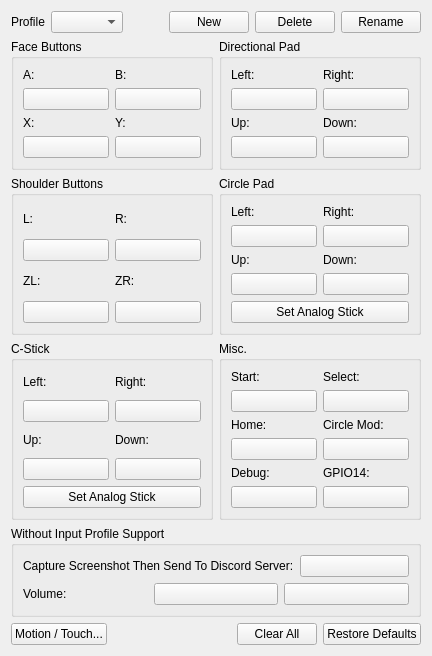
First picture: the form in src/citra_qt/configuration/configure_input.ui, repository tbsp/citra-valentin, before the edit.
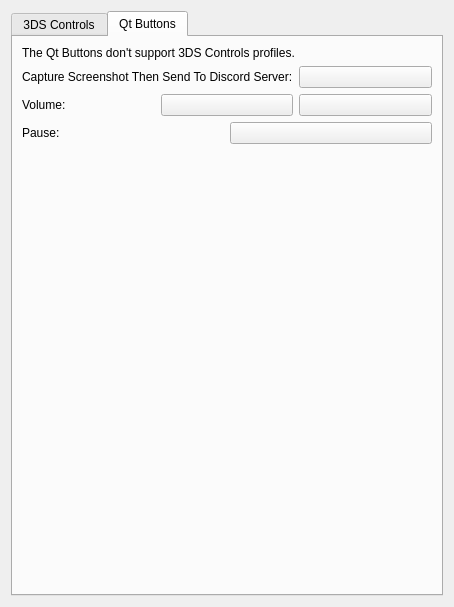
Second picture: the form after the edit. The open tabs and pages were chosen to show the change.

```diff
--- a/src/citra_qt/configuration/configure_input.ui
+++ b/src/citra_qt/configuration/configure_input.ui
@@ -7,6 +7,16 @@
   </property>
   <layout class="QVBoxLayout" name="verticalLayout_5">
    <item>
+    <widget class="QTabWidget" name="tabWidget">
+     <property name="currentIndex">
+      <number>0</number>
+     </property>
+     <widget class="QWidget" name="tab">
+      <attribute name="title">
+       <string>3DS Controls</string>
+      </attribute>
+      <layout class="QVBoxLayout" name="verticalLayout_7">
+       <item>
     <layout class="QHBoxLayout" name="horizontalLayout_3">
      <item>
       <widget class="QLabel" name="label_5">
@@ -541,145 +551,6 @@
        </layout>
       </widget>
      </item>
-     <item row="1" column="0">
-      <widget class="QGroupBox" name="faceButtons">
-       <property name="title">
-        <string>Face Buttons</string>
-       </property>
-       <property name="flat">
-        <bool>false</bool>
-       </property>
-       <property name="checkable">
-        <bool>false</bool>
-       </property>
-       <layout class="QGridLayout" name="gridLayout">
-        <item row="1" column="1">
-         <layout class="QVBoxLayout" name="verticalLayout_4">
-          <item>
-           <widget class="QLabel" name="label_4">
-            <property name="text">
-             <string>Y:</string>
-            </property>
-           </widget>
-          </item>
-          <item>
-           <widget class="QPushButton" name="buttonY">
-            <property name="text">
-             <string/>
-            </property>
-           </widget>
-          </item>
-         </layout>
-        </item>
-        <item row="1" column="0">
-         <layout class="QVBoxLayout" name="verticalLayout_3">
-          <item>
-           <widget class="QLabel" name="label_3">
-            <property name="text">
-             <string>X:</string>
-            </property>
-           </widget>
-          </item>
-          <item>
-           <widget class="QPushButton" name="buttonX">
-            <property name="text">
-             <string/>
-            </property>
-           </widget>
-          </item>
-         </layout>
-        </item>
-        <item row="0" column="1">
-         <layout class="QVBoxLayout" name="verticalLayout_2">
-          <item>
-           <widget class="QLabel" name="label_2">
-            <property name="text">
-             <string>B:</string>
-            </property>
-           </widget>
-          </item>
-          <item>
-           <widget class="QPushButton" name="buttonB">
-            <property name="text">
-             <string/>
-            </property>
-           </widget>
-          </item>
-         </layout>
-        </item>
-        <item row="0" column="0">
-         <layout class="QVBoxLayout" name="verticalLayout">
-          <item>
-           <widget class="QLabel" name="label">
-            <property name="text">
-             <string>A:</string>
-            </property>
-           </widget>
-          </item>
-          <item>
-           <widget class="QPushButton" name="buttonA">
-            <property name="text">
-             <string/>
-            </property>
-           </widget>
-          </item>
-         </layout>
-        </item>
-       </layout>
-      </widget>
-     </item>
-     <item row="4" column="0" colspan="2">
-      <widget class="QGroupBox" name="groupBox">
-       <property name="title">
-        <string>Without Input Profile Support</string>
-       </property>
-       <layout class="QVBoxLayout" name="verticalLayout_8">
-        <item>
-         <layout class="QHBoxLayout" name="horizontalLayout_2">
-          <item>
-           <widget class="QLabel" name="label_6">
-            <property name="text">
-             <string>Capture Screenshot Then Send To Discord Server:</string>
-            </property>
-           </widget>
-          </item>
-          <item>
-           <widget class="QPushButton" name="button_capture_screenshot_then_send_to_discord_server">
-            <property name="text">
-             <string/>
-            </property>
-           </widget>
-          </item>
-         </layout>
-        </item>
-        <item>
-         <layout class="QHBoxLayout" name="horizontalLayout_4">
-          <item>
-           <widget class="QLabel" name="label_7">
-            <property name="text">
-             <string>Volume:</string>
-            </property>
-           </widget>
-          </item>
-          <item>
-           <widget class="QPushButton" name="button_increase_volume">
-            <property name="text">
-             <string/>
-            </property>
-           </widget>
-          </item>
-          <item>
-           <widget class="QPushButton" name="button_decrease_volume">
-            <property name="text">
-             <string/>
-            </property>
-           </widget>
-          </item>
-         </layout>
-        </item>
-       </layout>
-      </widget>
-     </item>
     </layout>
    </item>
    <item>
@@ -786,6 +657,104 @@
       </layout>
      </item>
     </layout>
+       </item>
+      </layout>
+     </widget>
+     <widget class="QWidget" name="tab_2">
+      <attribute name="title">
+       <string>Qt Buttons</string>
+      </attribute>
+      <layout class="QVBoxLayout" name="verticalLayout_29">
+       <item>
+        <widget class="QLabel" name="label_8">
+         <property name="text">
+          <string>The Qt Buttons don't support 3DS Controls profiles.</string>
+         </property>
+        </widget>
+       </item>
+       <item>
+        <layout class="QHBoxLayout" name="horizontalLayout_2">
+         <item>
+          <widget class="QLabel" name="label_6">
+           <property name="text">
+            <string>Capture Screenshot Then Send To Discord Server:</string>
+           </property>
+          </widget>
+         </item>
+         <item>
+          <widget class="QPushButton" name="button_capture_screenshot_then_send_to_discord_server">
+           <property name="text">
+            <string/>
+           </property>
+          </widget>
+         </item>
+        </layout>
+       </item>
+       <item>
+        <layout class="QHBoxLayout" name="horizontalLayout_4">
+         <item>
+          <widget class="QLabel" name="label_7">
+           <property name="text">
+            <string>Volume:</string>
+           </property>
+          </widget>
+         </item>
+         <item>
+          <widget class="QPushButton" name="button_increase_volume">
+           <property name="toolTip">
+            <string>Increase Volume</string>
+           </property>
+           <property name="text">
+            <string/>
+           </property>
+          </widget>
+         </item>
+         <item>
+          <widget class="QPushButton" name="button_decrease_volume">
+           <property name="toolTip">
+            <string>Decrease Volume</string>
+           </property>
+           <property name="text">
+            <string/>
+           </property>
+          </widget>
+         </item>
+        </layout>
+       </item>
+       <item>
+        <layout class="QHBoxLayout" name="horizontalLayout_5">
+         <item>
+          <widget class="QLabel" name="label_9">
+           <property name="text">
+            <string>Pause:</string>
+           </property>
+          </widget>
+         </item>
+         <item>
+          <widget class="QPushButton" name="button_pause">
+           <property name="text">
+            <string/>
+           </property>
+          </widget>
+         </item>
+        </layout>
+       </item>
+       <item>
+        <spacer name="verticalSpacer">
+         <property name="orientation">
+          <enum>Qt::Vertical</enum>
+         </property>
+         <property name="sizeHint" stdset="0">
+          <size>
+           <width>20</width>
+           <height>40</height>
+          </size>
+         </property>
+        </spacer>
+       </item>
+      </layout>
+     </widget>
+    </widget>
    </item>
   </layout>
  </widget>
```
Left out of the diff: 313 changed lines with no effect on the pictures. Lines whose indentation alone changed are shown as unchanged.
